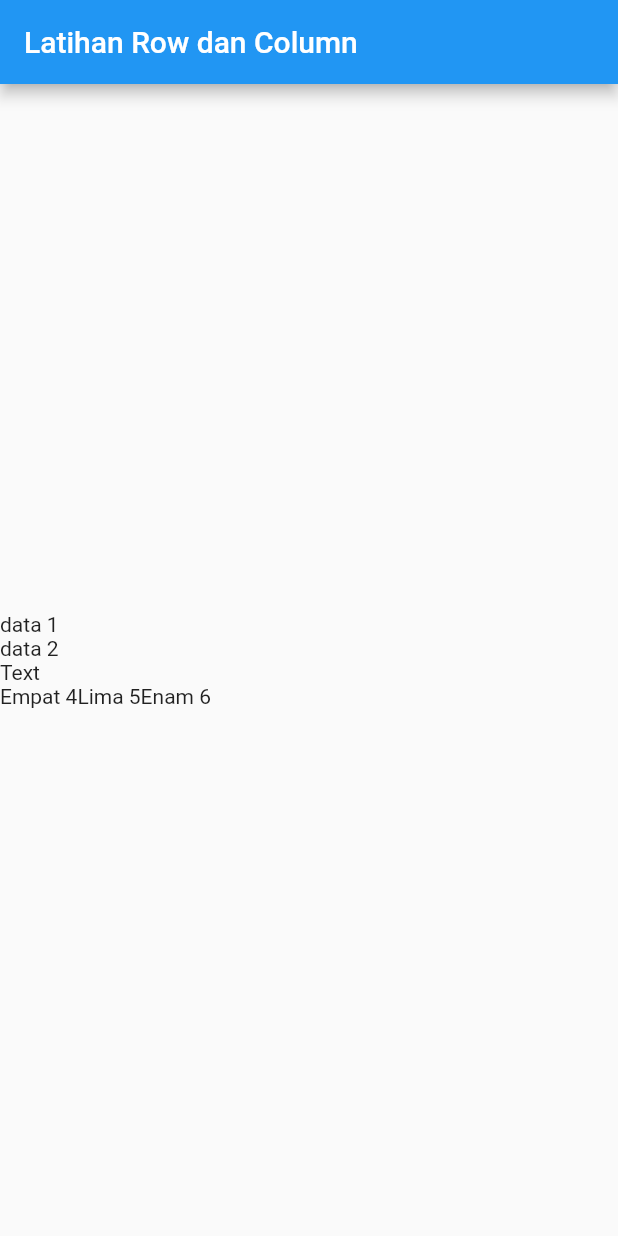
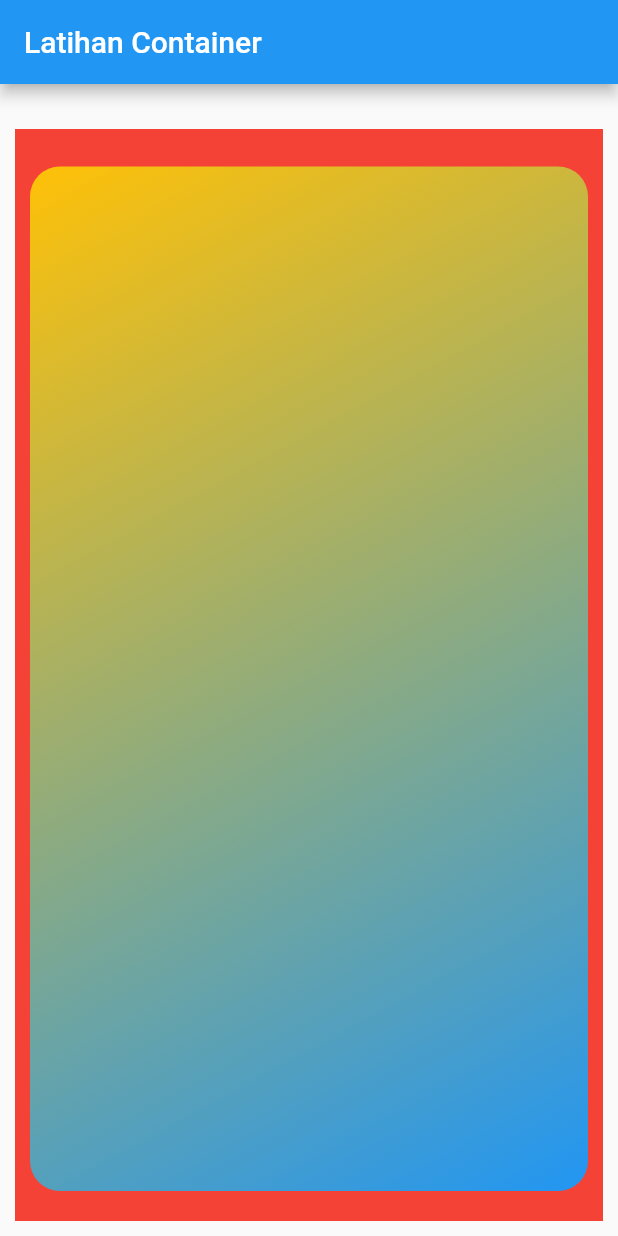
Before and after one commit to martin72gar/myflutterapp, a Flutter app: the screen it shows after launch, on a phone screen of 412 x 824 dp. Run offline on Flutter 3.47's test engine with Material 2 defaults, Android fonts, the phone set to English and light mode, and no system bars.

Commit message:
container

```diff
--- a/lib/main.dart
+++ b/lib/main.dart
@@ -12,26 +12,23 @@ class MyApp extends StatelessWidget {
   Widget build(BuildContext context) {
     return MaterialApp(
       home: Scaffold(
-        appBar: AppBar(
-          title: Text("Latihan Row dan Column"),
-        ),
-        body: Column(
-          mainAxisAlignment: MainAxisAlignment.center,
-          crossAxisAlignment: CrossAxisAlignment.start,
-          children: [
-            Text("data 1"),
-            Text("data 2"),
-            Text("Text"),
-            Row(
-              children: [
-                Text("Empat 4"),
-                Text("Lima 5"),
-                Text("Enam 6")
-              ]
-            )
-          ],
-        )
-      ),
+          appBar: AppBar(
+            title: Text("Latihan Container"),
+          ),
+          body: Container(
+            color: Colors.red,
+            margin: EdgeInsets.fromLTRB(10, 30, 10, 10),
+            padding: EdgeInsets.only(bottom: 10, top: 15),
+            child: Container(
+              margin: EdgeInsets.all(10),
+              decoration: BoxDecoration(
+                  borderRadius: BorderRadius.circular(20),
+                  gradient: LinearGradient(
+                      begin: Alignment.topLeft,
+                      end: Alignment.bottomRight,
+                      colors: <Color>[Colors.amber, Colors.blue])),
+            ),
+          )),
     );
   }
 }
```
